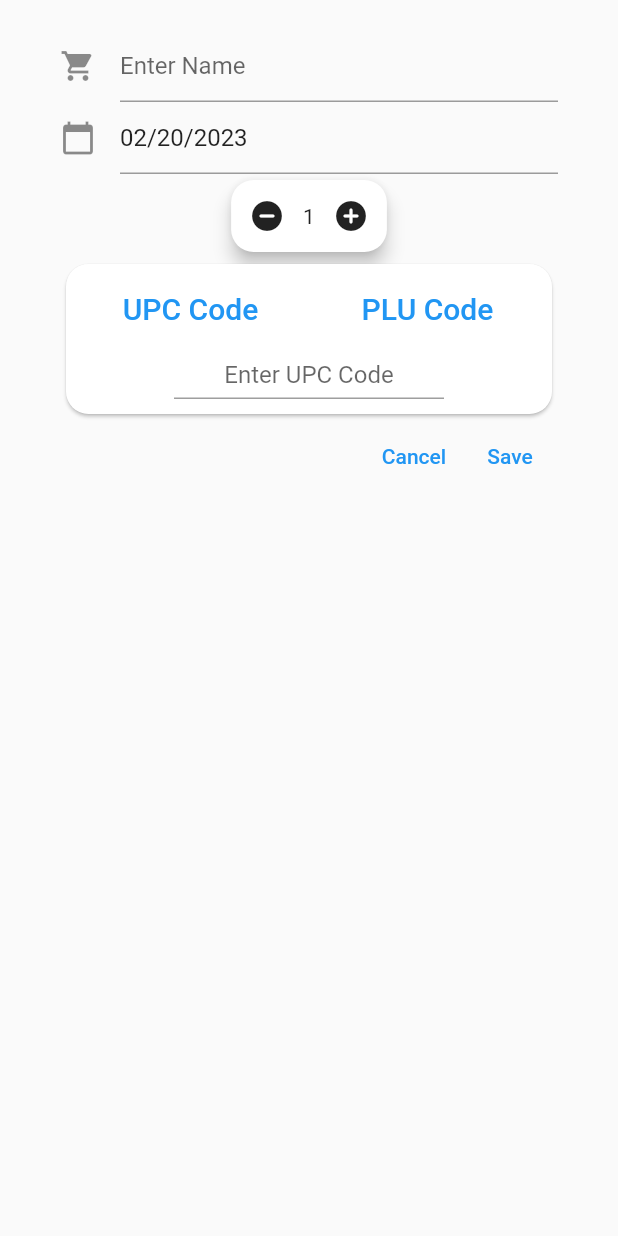
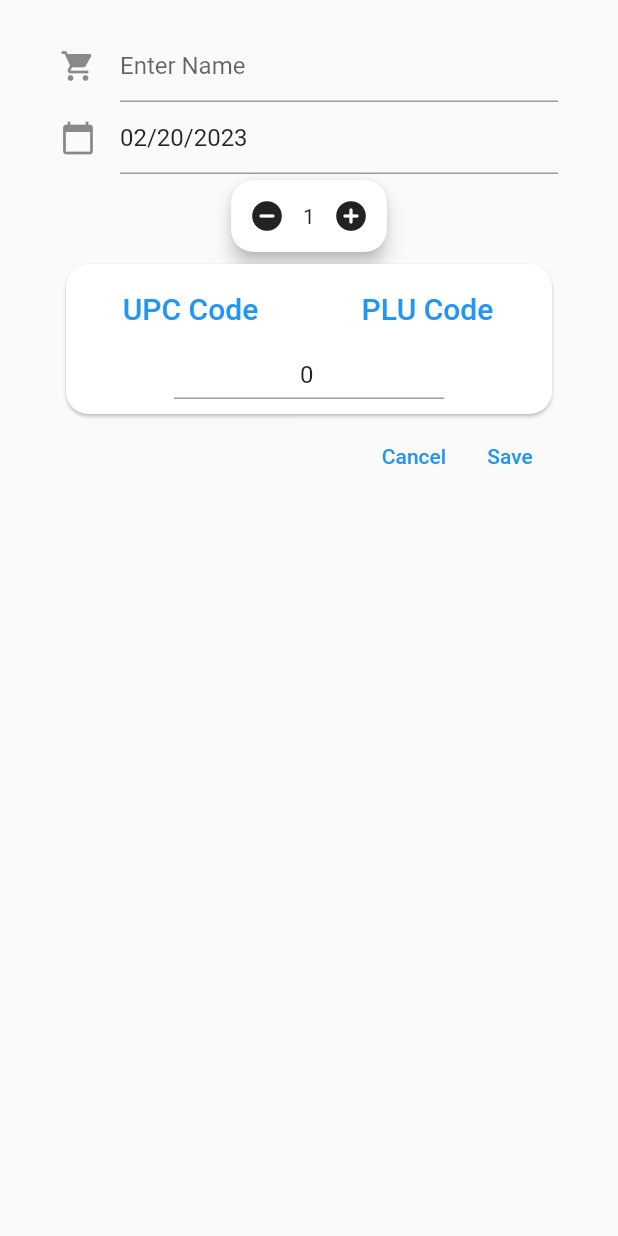
Before and after one commit to mezamartinez-kimberly/CS425_T25, a Flutter app: the ProductWidget widget shown alone on an empty page, opened directly with empty values, after a tap on the "edit" icon, on a phone screen of 412 x 824 dp. Run offline on Flutter 3.47's test engine with Material 2 defaults, Android fonts, the phone set to English and light mode, and no system bars; our stand-ins replace font_awesome_flutter, google_fonts, google_nav_bar, image_picker, sqflite and 2 more; missing offline and left inert: dart:ffi, qr_code_scanner; accounts and stored records are empty; project files that could hold a hidden picture were left out.

Commit message:
bug fixes on manual entry/edit widget

```diff
--- a/edna/lib/screens/camera.dart
+++ b/edna/lib/screens/camera.dart
@@ -191,6 +191,7 @@ class _CameraPageState extends State<CameraPage> {
                   name: "",
                 ),
                 updateProductWidget: () {},
+                refreshPantryList: () {},
               );
             });
       },
--- a/edna/lib/screens/homepage.dart
+++ b/edna/lib/screens/homepage.dart
@@ -52,7 +52,7 @@ class _HomePageState extends State<HomePage> {
           ),
           GButton(
             icon: Icons.shopping_basket,
-            text: 'Pantry',
+            text: 'Shelf',
             iconActiveColor: Colors.red,
             backgroundColor: Colors.red.withOpacity(0.2),
           ),
--- a/edna/lib/screens/pantry.dart
+++ b/edna/lib/screens/pantry.dart
@@ -169,7 +169,6 @@ class PantryPageState extends State<PantryPage> {
                   refreshPantryList: refresh,
                 );
               });
-          // call manual
           // count++; // debugging
           // await PantryDatabase.instance.insert(
           //   Pantry(
--- a/edna/lib/widgets/edit_widget.dart
+++ b/edna/lib/widgets/edit_widget.dart
@@ -28,6 +28,7 @@ class EditWidget extends StatefulWidget {
   _EditWidgetState createState() => _EditWidgetState();
 
   final Pantry pantryItem;
+  ProductWidget? productWidget;
   String? notes;
   bool isEditing;
   final Function() updateProductWidget;
@@ -37,6 +38,7 @@ class EditWidget extends StatefulWidget {
   EditWidget({
     Key? key,
     required this.pantryItem,
+    this.productWidget,
     this.notes,
     this.isEditing = true,
     required this.updateProductWidget,
@@ -94,17 +96,28 @@ class _EditWidgetState extends State<EditWidget> {
   }
 
   // called functions
-  _buildNameField() {
+  Widget _buildNameField() {
+    String initValue = "";
+    if (widget.pantryItem.name != "") {
+      initValue = widget.pantryItem.name;
+    }
     return Padding(
       padding: const EdgeInsets.symmetric(vertical: 0, horizontal: 0),
-      child: TextField(
-          controller: TextEditingController()..text = widget.pantryItem.name,
-          decoration: const InputDecoration(
-              contentPadding: EdgeInsets.all(0),
-              icon: Icon(Icons.shopping_cart),
-              hintText: "Enter Name"),
+      child: TextFormField(
+          initialValue: initValue,
+          decoration: InputDecoration(
+              contentPadding: const EdgeInsets.all(0),
+              icon: const Icon(Icons.shopping_cart),
+              // only show hint text if name null
+              hintText: widget.pantryItem.name == "" ? "Enter Name" : ""),
           onChanged: (value) {
+            if (value != "") {
               widget.pantryItem.name = value;
+            } else {
+              // if user deletes all text
+              widget.pantryItem.name = "";
+            }
+            setState(() {});
           }),
     );
   }
@@ -144,7 +157,7 @@ class _EditWidgetState extends State<EditWidget> {
 
   _buildNotesField() {
     return TextField(
-      controller: TextEditingController()..text = widget.notes ?? "Notes",
+      //controller: TextEditingController()..text = widget.notes ?? "Notes",
       decoration: const InputDecoration(
           contentPadding: EdgeInsets.all(0),
           icon: Icon(Icons.notes),
@@ -171,9 +184,9 @@ class _EditWidgetState extends State<EditWidget> {
       child: const Text('Save'),
       onPressed: () async {
         widget.isEditing = false; // is not editing
+
         // if product widget doesn't exist, create
-        if (await PantryDatabase.instance.checkIfExists(widget.pantryItem) ==
-            false) {
+        if (widget.productWidget == null) {
           await PantryDatabase.instance.insert(
             Pantry(
               name: widget.pantryItem.name,
@@ -184,16 +197,30 @@ class _EditWidgetState extends State<EditWidget> {
             ),
           );
           setState(() {}); // refresh list
+
         }
+        // if (await PantryDatabase.instance.checkIfExists(widget.pantryItem) ==
+        //     false) {
+        //   await PantryDatabase.instance.insert(
+        //     Pantry(
+        //       name: widget.pantryItem.name,
+        //       expirationDate: widget.pantryItem.expirationDate,
+        //       quantity: widget.pantryItem.quantity,
+        //       dateAdded: DateTime.now(),
+        //       isDeleted: 0,
+        //     ),
+        //   );
+        //   setState(() {}); // refresh list
+        // }
         // else, update existing widget and item
-        else {
+        //else {
         setState(() {
           // update pantry item with new values
           PantryDatabase.instance.update(widget.pantryItem);
           // update product widget
           widget.updateProductWidget();
         });
-        }
+        // }
         // refresh pantry list
         widget.refreshPantryList!();
         // close dialog box
@@ -307,13 +334,26 @@ class _EditWidgetState extends State<EditWidget> {
   }
 
   Widget _takeUPCInput() {
-    return TextField(
+    String initValue = "";
+    if (widget.pantryItem.upc != null) {
+      initValue = widget.pantryItem.upc.toString();
+    }
+    return TextFormField(
+      initialValue: initValue,
       onChanged: (value) {
+        if (value != "") {
           widget.pantryItem.upc = int.parse(value);
+        } else {
+          // if user deletes all text
+          widget.pantryItem.upc = null;
+        }
+        setState(() {});
       },
       textAlign: TextAlign.center,
-      decoration: const InputDecoration(
-          contentPadding: EdgeInsets.all(0), hintText: "Enter UPC Code"),
+      decoration: InputDecoration(
+          contentPadding: const EdgeInsets.all(0),
+          // only show hint text if upc null
+          hintText: widget.pantryItem.upc == null ? "Enter UPC Code" : ""),
       keyboardType: TextInputType.number,
       inputFormatters: <TextInputFormatter>[
         FilteringTextInputFormatter.digitsOnly, // only allow nums
--- a/edna/lib/widgets/product_widget.dart
+++ b/edna/lib/widgets/product_widget.dart
@@ -121,7 +121,9 @@ class _ProductWidgetState extends State<ProductWidget> {
             builder: (context) {
               return EditWidget(
                 pantryItem: widget.pantryItem,
+                productWidget: widget,
                 updateProductWidget: refresh,
+                refreshPantryList: () {},
               );
             });
       },
```
Lines whose indentation alone changed are shown as unchanged.
